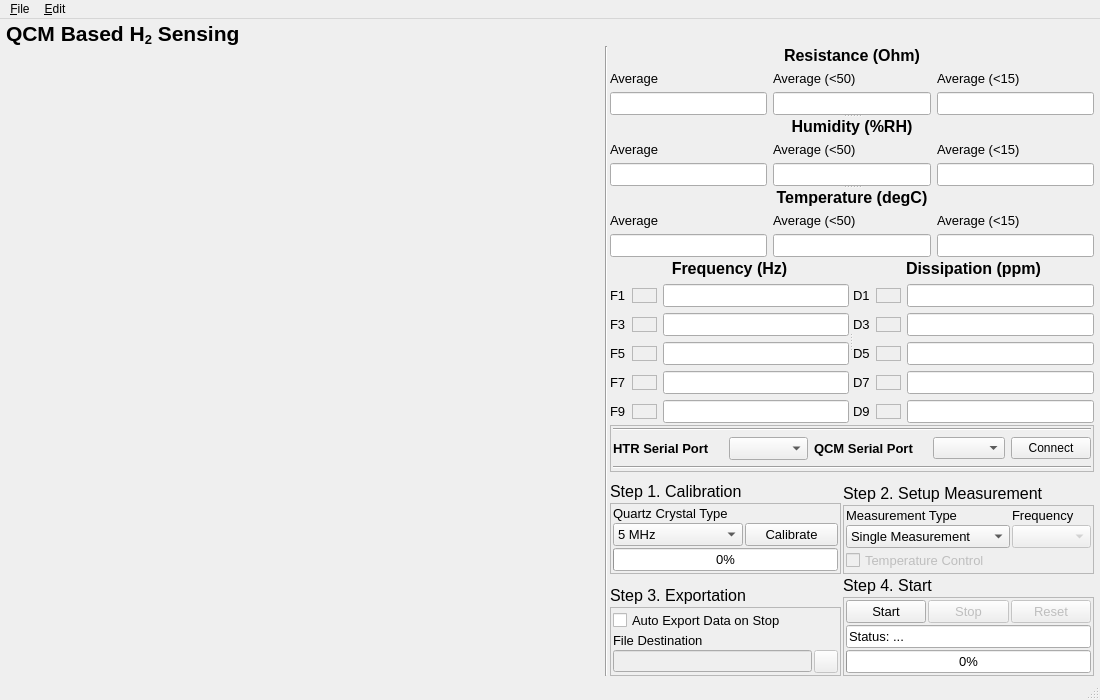
Old version of the form ui/main_gui.ui in the repository CydiaBoss/uc-htr-sensor.
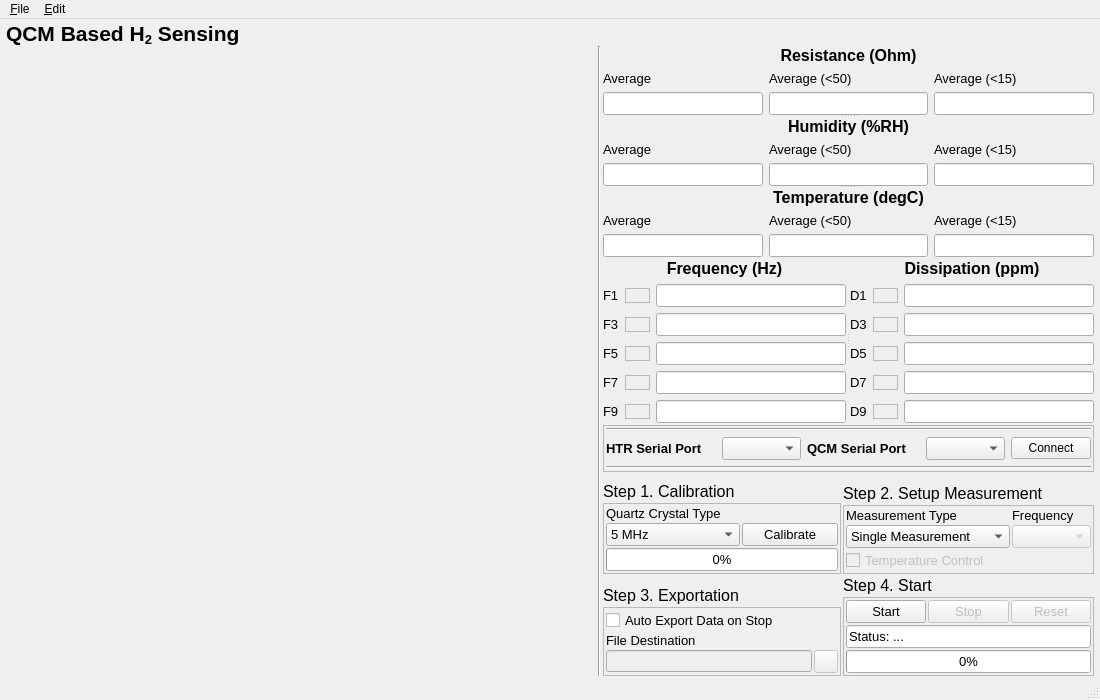
New version of the form. Icons and pictures are not drawn. Custom widgets are drawn as their Qt base class.

Patch:
```diff
--- a/ui/main_gui.ui
+++ b/ui/main_gui.ui
@@ -1606,7 +1606,13 @@
                 </widget>
                </item>
                <item row="0" column="5">
-                <widget class="QComboBox" name="qcm_serial"/>
+                <widget class="QComboBox" name="qcm_serial">
+                 <property name="font">
+                  <font>
+                   <pointsize>10</pointsize>
+                  </font>
+                 </property>
+                </widget>
                </item>
                <item row="0" column="0">
                 <widget class="QLabel" name="label_13">
```
Left out of the diff: 30 changed lines with no effect on the pictures.
